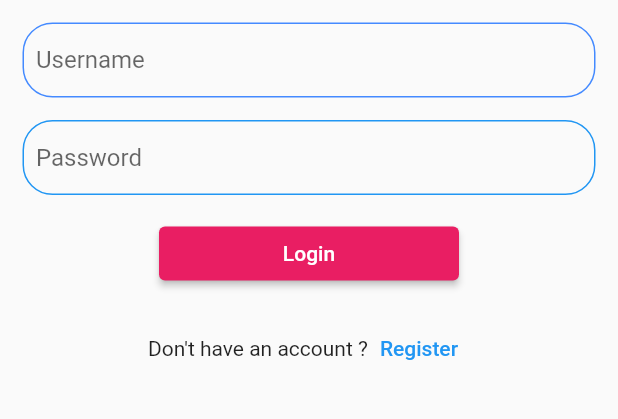
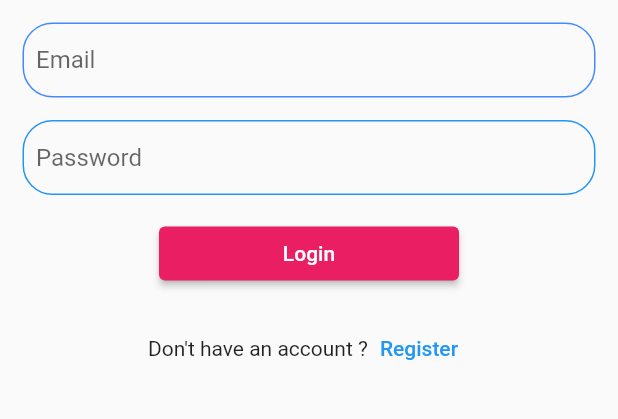
Before and after one commit to VishnuPuklath/VIBRANT-OG, a Flutter app: the screen it shows after launch, after a tap on "Login", on a phone screen of 412 x 824 dp, the part 501-920 px from its top. Run offline on Flutter 3.47's test engine with Material 2 defaults, Android fonts, the light colour scheme and no system bars; our stand-ins replace cloud_firestore, firebase_auth, firebase_core, flutter_custom_clippers; accounts and stored records are empty; network calls fail.

Commit message:
screens added

```diff
--- a/lib/main.dart
+++ b/lib/main.dart
@@ -1,7 +1,17 @@
+import 'package:firebase_auth/firebase_auth.dart';
+import 'package:firebase_core/firebase_core.dart';
 import 'package:flutter/material.dart';
+import 'package:provider/provider.dart';
+import 'package:vibrant_og/providers/user_provider.dart';
+import 'package:vibrant_og/screens/home_screen.dart';
+import 'package:vibrant_og/screens/login_fetch.dart';
 import 'package:vibrant_og/screens/login_screen.dart';
+import 'firebase_options.dart';
 
-void main() {
+main() async {
+  WidgetsFlutterBinding.ensureInitialized();
+  await Firebase.initializeApp();
+
   runApp(const MyApp());
 }
 
@@ -10,8 +20,34 @@ class MyApp extends StatelessWidget {
 
   @override
   Widget build(BuildContext context) {
-    return MaterialApp(
-      home: LoginScreen(),
+    return MultiProvider(
+      providers: [
+        ChangeNotifierProvider(
+          create: (_) => UserProvider(),
+        )
+      ],
+      child: MaterialApp(
+        home: StreamBuilder(
+          stream: FirebaseAuth.instance.authStateChanges(),
+          builder: (context, snapshot) {
+            if (snapshot.connectionState == ConnectionState.active) {
+              if (snapshot.hasData) {
+                return LoginFetchScreen();
+              } else if (snapshot.hasError) {
+                return Center(
+                  child: Text('${snapshot.error}'),
+                );
+              }
+            }
+            if (snapshot.connectionState == ConnectionState.waiting) {
+              return const Center(
+                child: CircularProgressIndicator(),
+              );
+            }
+            return LoginScreen();
+          },
+        ),
+      ),
     );
   }
 }
--- /dev/null
+++ b/lib/model/user.dart
@@ -0,0 +1,27 @@
+import 'package:cloud_firestore/cloud_firestore.dart';
+
+class User {
+  String? id;
+  String username;
+  String email;
+  String password;
+
+  User(
+      {this.id,
+      required this.email,
+      required this.password,
+      required this.username});
+
+  Map<String, dynamic> toJson() =>
+      {'id': id, 'username': username, 'email': email, 'password': password};
+
+  static User fromSnap(DocumentSnapshot snap) {
+    var snapshot = snap.data() as Map<String, dynamic>;
+
+    return User(
+        email: snapshot['email'],
+        id: snapshot['uid'],
+        username: snapshot['username'],
+        password: snapshot['password']);
+  }
+}
--- /dev/null
+++ b/lib/providers/user_provider.dart
@@ -0,0 +1,14 @@
+import 'package:flutter/cupertino.dart';
+import 'package:vibrant_og/model/user.dart';
+import 'package:vibrant_og/services/authmethod.dart';
+
+class UserProvider extends ChangeNotifier {
+  User? _user;
+  User get getUser => _user!;
+
+  Future<void> refreshUser() async {
+    User user = await AuthMethods().getUserDetail();
+    _user = user;
+    notifyListeners();
+  }
+}
--- a/lib/screens/login_screen.dart
+++ b/lib/screens/login_screen.dart
@@ -1,9 +1,17 @@
+import 'package:cloud_firestore/cloud_firestore.dart';
+import 'package:firebase_auth/firebase_auth.dart';
 import 'package:flutter/material.dart';
 import 'package:flutter_custom_clippers/flutter_custom_clippers.dart';
+import 'package:vibrant_og/screens/home_screen.dart';
+import 'package:vibrant_og/screens/login_fetch.dart';
 import 'package:vibrant_og/screens/register_screen.dart';
+import 'package:vibrant_og/services/authmethod.dart';
 
 class LoginScreen extends StatelessWidget {
-  const LoginScreen({Key? key}) : super(key: key);
+  final FirebaseAuth _auth = FirebaseAuth.instance;
+  FirebaseFirestore _firestore = FirebaseFirestore.instance;
+  TextEditingController _emailController = TextEditingController();
+  TextEditingController _PasswordController = TextEditingController();
 
   @override
   Widget build(BuildContext context) {
@@ -44,8 +52,9 @@ class LoginScreen extends StatelessWidget {
             child: Padding(
               padding: const EdgeInsets.symmetric(horizontal: 8),
               child: TextFormField(
+                controller: _emailController,
                 decoration: InputDecoration(
-                  hintText: 'Username',
+                  hintText: 'Email',
                   border: InputBorder.none,
                 ),
               ),
@@ -67,6 +76,7 @@ class LoginScreen extends StatelessWidget {
             child: Padding(
               padding: const EdgeInsets.symmetric(horizontal: 8),
               child: TextFormField(
+                controller: _PasswordController,
                 decoration: InputDecoration(
                   hintText: 'Password',
                   border: InputBorder.none,
@@ -81,12 +91,23 @@ class LoginScreen extends StatelessWidget {
         Container(
           width: 200,
           child: ElevatedButton(
-              onPressed: () {},
-              child: Text('Login'),
-              style: ElevatedButton.styleFrom(
-                  shadowColor: Colors.black, primary: Colors.pink)),
+            onPressed: () async {
+              String res = await AuthMethods().login(
+                  email: _emailController.text,
+                  password: _PasswordController.text);
+              if (res == 'success') {
+                Navigator.pushReplacement(context,
+                    MaterialPageRoute(builder: (context) {
+                  return LoginFetchScreen();
+                }));
+              }
+            },
+            child: Text('Login'),
+            style: ElevatedButton.styleFrom(
+                shadowColor: Colors.black, primary: Colors.pink),
+          ),
         ),
-        SizedBox(
+        const SizedBox(
           height: 15,
         ),
         Row(
--- /dev/null
+++ b/lib/services/authmethod.dart
@@ -0,0 +1,55 @@
+import 'package:cloud_firestore/cloud_firestore.dart';
+import 'package:firebase_auth/firebase_auth.dart';
+import 'package:firebase_core/firebase_core.dart';
+import 'package:vibrant_og/model/user.dart' as model;
+
+class AuthMethods {
+  FirebaseAuth _auth = FirebaseAuth.instance;
+  FirebaseFirestore _firestore = FirebaseFirestore.instance;
+
+  Future<String> signup({
+    required username,
+    required email,
+    required password,
+  }) async {
+    String res = 'Some error occured';
+
+    try {
+      UserCredential cred = await _auth.createUserWithEmailAndPassword(
+          email: email, password: password);
+      model.User user = model.User(
+          email: email,
+          password: password,
+          username: username,
+          id: cred.user!.uid);
+      await _firestore
+          .collection('users')
+          .doc(cred.user!.uid)
+          .set(user.toJson());
+      res = 'success';
+    } on FirebaseAuthException catch (e) {
+      print(e.toString());
+      res = e.message.toString();
+    }
+    return res;
+  }
+
+  Future<String> login({required email, required password}) async {
+    String res = 'Error while logging';
+    try {
+      UserCredential user = await _auth.signInWithEmailAndPassword(
+          email: email, password: password);
+      res = 'success';
+    } on FirebaseException catch (e) {
+      res = e.message.toString();
+    }
+    return res;
+  }
+
+  Future<model.User> getUserDetail() async {
+    User? currentUser = _auth.currentUser;
+    DocumentSnapshot snap =
+        await _firestore.collection('users').doc(currentUser!.uid).get();
+    return model.User.fromSnap(snap);
+  }
+}
--- a/lib/widgets/stack.txt
+++ b/lib/widgets/stack.txt
@@ -24,3 +24,8 @@ Stack(
             )
           ],
         ),
+
+
+
+        SHA1: 60:25:9E:2C:29:8E:DA:60:B0:D7:A9:7C:E5:BD:FD:60:AE:62:2F:C0
+        SHA256: 43:CD:49:F7:B1:5A:3F:D7:8B:78:1F:F3:18:EB:78:B9:8C:FB:0D:DF:40:AD:06:AA:EC:71:DC:7C:6F:9C:F4:1A
```
Also changed, not shown: lib/screens/chatscreen.dart (added, +19 -0 lines), lib/screens/favourites.dart (added, +19 -0 lines), lib/screens/home_screen.dart (added, +86 -0 lines), lib/screens/login_fetch.dart (added, +38 -0 lines), lib/screens/post_screen.dart (added, +111 -0 lines), lib/screens/profile_screen.dart (added, +19 -0 lines), lib/screens/register_screen.dart (+77 -14 lines), lib/screens/vibrant.dart (added, +17 -0 lines), pubspec.yaml (+9 -12 lines), lib/firebase_options.dart (added), pubspec.lock, 7 other files.
